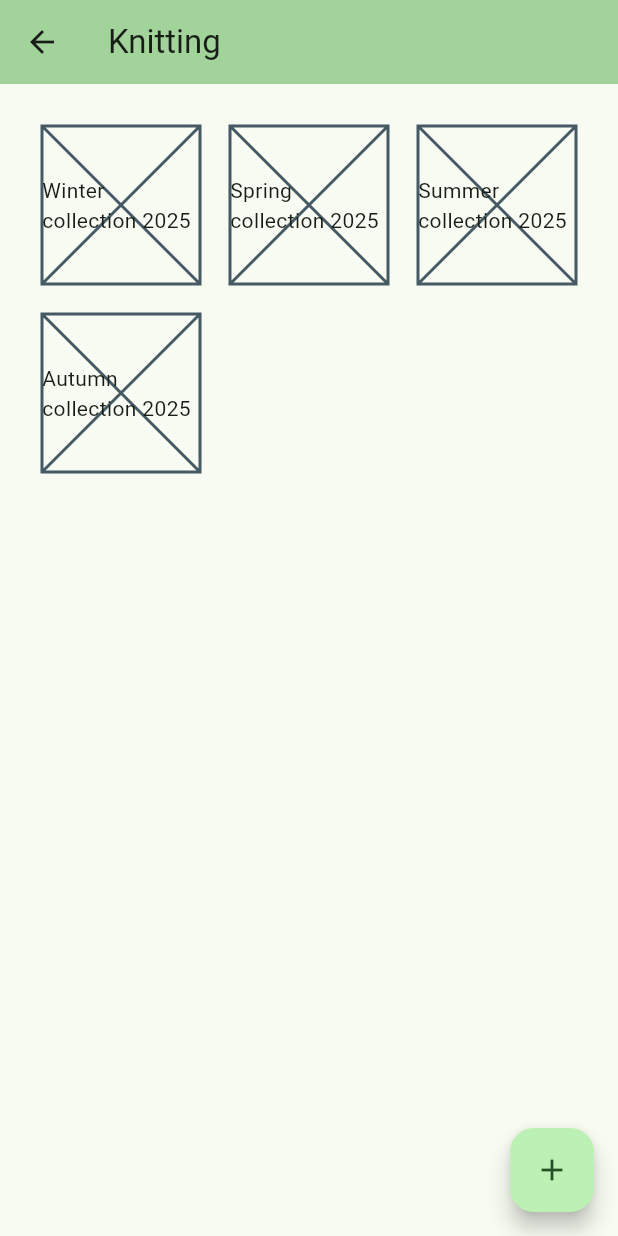
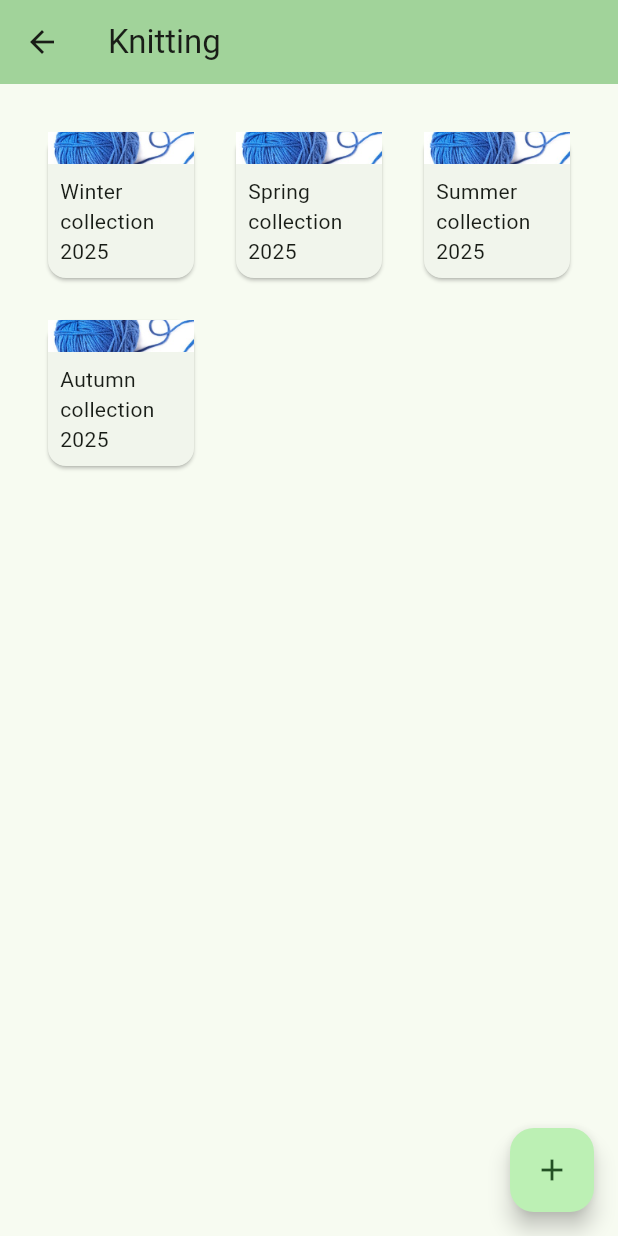
Before and after one commit to BenMerken/sis_handicrafts_manager, a Flutter app: the screen it shows after launch, after a tap on "Knitting", on a phone screen of 412 x 824 dp. Run offline on Flutter 3.47's test engine with Material 3 defaults, Android fonts, the phone set to English and light mode, and no system bars.

Commit message:
feat(gridview-cards): Add ImageCard widget for displaying grid view items, and placeholder image asset

```diff
--- /dev/null
+++ b/lib/components/image_card.dart
@@ -0,0 +1,28 @@
+import 'package:flutter/material.dart';
+
+class ImageCard extends StatelessWidget {
+  const ImageCard({super.key, required this.image, required this.text});
+
+  final Image image;
+  final String text;
+
+  @override
+  Widget build(BuildContext context) {
+    return Card(
+      child: Column(
+        crossAxisAlignment: CrossAxisAlignment.stretch,
+        children: [
+          Expanded(
+            child: Image(
+              fit: BoxFit.cover,
+              image: AssetImage('assets/images/yarn-ball.jpg'),
+            ),
+          ),
+          Center(
+            child: Container(padding: EdgeInsets.all(8), child: Text(text)),
+          ),
+        ],
+      ),
+    );
+  }
+}
--- a/lib/pages/catalogues/catalogue_listitem.dart
+++ b/lib/pages/catalogues/catalogue_listitem.dart
@@ -1,4 +1,5 @@
 import 'package:flutter/material.dart';
+import 'package:sis_handicrafts_manager/components/image_card.dart';
 import 'package:sis_handicrafts_manager/types/catalogue.dart';
 
 class CatalogueListItem extends StatelessWidget {
@@ -8,9 +9,9 @@ class CatalogueListItem extends StatelessWidget {
 
   @override
   Widget build(BuildContext context) {
-    // TODO: implement build
-    return SizedBox(
-      child: Placeholder(child: Center(child: Text(catalogue.name))),
+    return ImageCard(
+      image: const Image(image: AssetImage('assets/images/yarn-ball.jpg')),
+      text: catalogue.name,
     );
   }
 }
--- a/lib/pages/collections/collection_listitem.dart
+++ b/lib/pages/collections/collection_listitem.dart
@@ -1,4 +1,5 @@
 import 'package:flutter/material.dart';
+import 'package:sis_handicrafts_manager/components/image_card.dart';
 import 'package:sis_handicrafts_manager/types/collection.dart';
 
 class CollectionListItem extends StatelessWidget {
@@ -8,9 +9,9 @@ class CollectionListItem extends StatelessWidget {
 
   @override
   Widget build(BuildContext context) {
-    // TODO: implement build
-    return SizedBox(
-      child: Placeholder(child: Center(child: Text(collection.name))),
+    return ImageCard(
+      image: const Image(image: AssetImage('assets/images/yarn-ball.jpg')),
+      text: collection.name,
     );
   }
 }
--- a/pubspec.yaml
+++ b/pubspec.yaml
@@ -57,9 +57,8 @@ flutter:
   uses-material-design: true
 
   # To add assets to your application, add an assets section, like this:
-  # assets:
-  #   - images/a_dot_burr.jpeg
-  #   - images/a_dot_ham.jpeg
+  assets:
+    - assets/images/
 
   # An image asset can refer to one or more resolution-specific "variants", see
   # https://flutter.dev/to/resolution-aware-images
```
Also changed, not shown: assets/images/yarn-ball.jpg (added).
